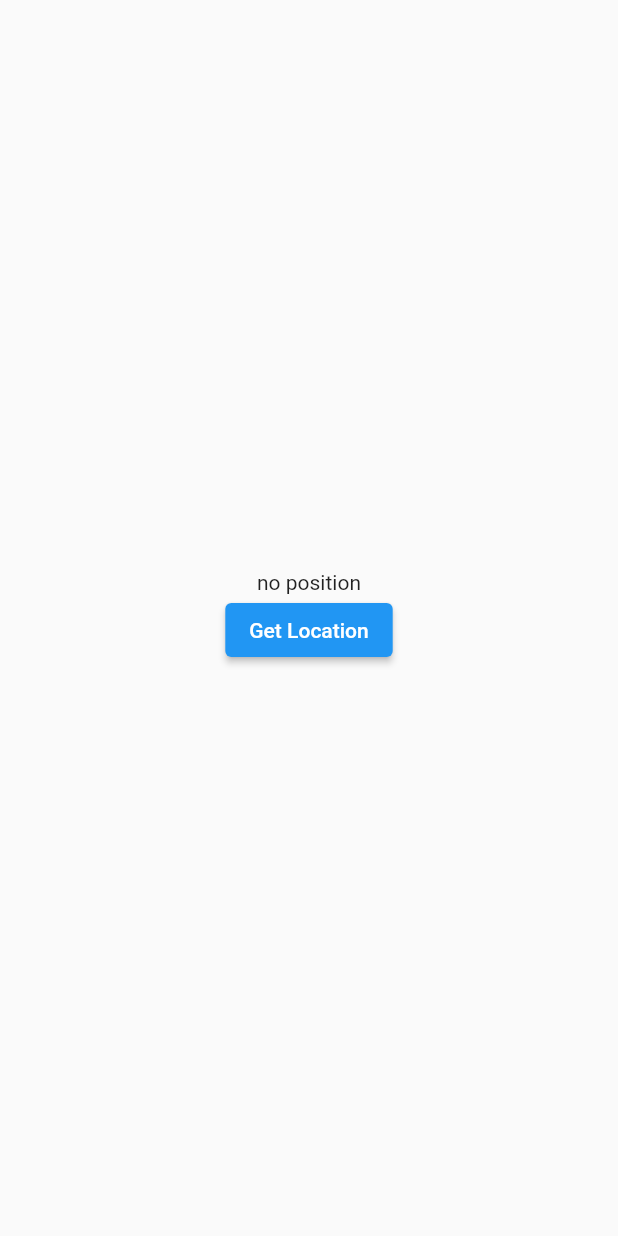
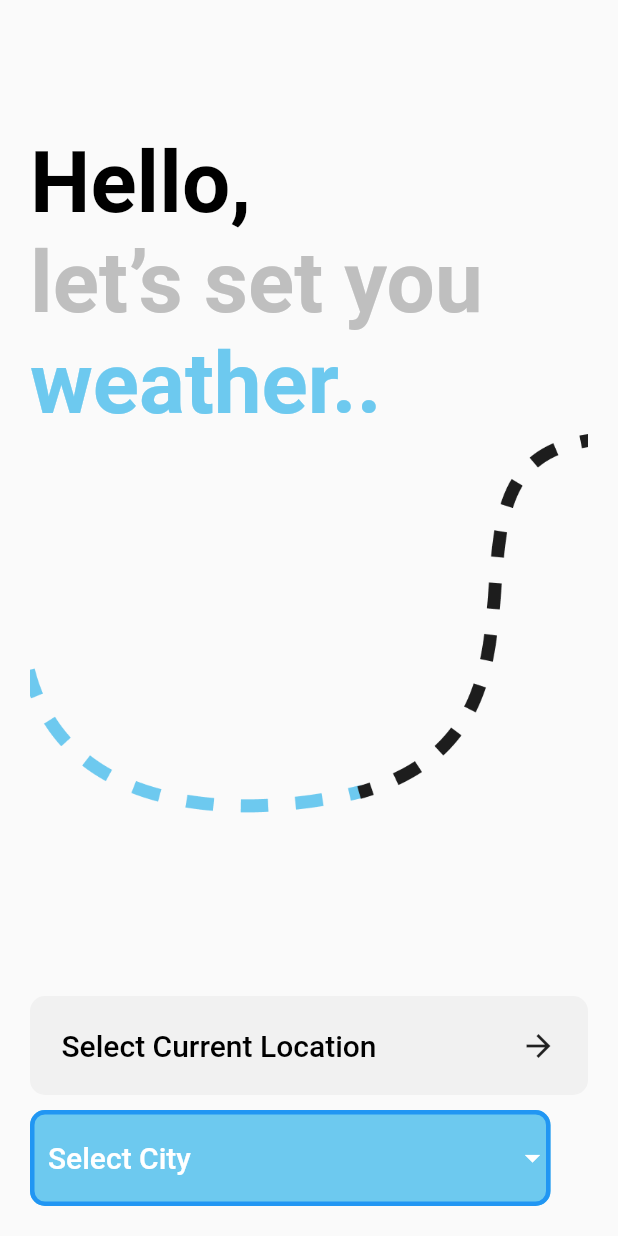
Before and after one commit to usamakhan09/Weatherapp, a Flutter app: the screen it shows after launch, on a phone screen of 412 x 824 dp. Run offline on Flutter 3.47's test engine with Material 2 defaults, Android fonts, the phone set to English and light mode, and no system bars; our stand-ins replace geolocator; Roboto replaces fonts that are missing (Poppins).

Commit message:
Homescren name changed to Landing screen UI of Landing screen compeleted

```diff
--- /dev/null
+++ b/lib/screens/landing/homescreenveiw.dart
@@ -0,0 +1,88 @@
+import 'package:flutter/cupertino.dart';
+import 'package:flutter/material.dart';
+import 'package:weatherapp/screens/selectCityScreen/selectCityveiw.dart';
+import 'package:weatherapp/widgets/appButton.dart';
+class LandingScreenVeiw extends StatefulWidget {
+  const LandingScreenVeiw({Key? key}) : super(key: key);
+
+  @override
+  State<LandingScreenVeiw> createState() => _LandingScreenVeiwState();
+}
+
+class _LandingScreenVeiwState extends State<LandingScreenVeiw> {
+  @override
+  Widget build(BuildContext context) {
+    List<String> cities=['Select City','karachi','lahore','islamabad'];
+    String? selecteditem='Select City';
+    return Scaffold(
+      body:
+      Container(
+        margin: EdgeInsets.only(top: 68),
+        padding: EdgeInsets.all(20),
+        child: Column(
+          crossAxisAlignment: CrossAxisAlignment.start,
+          children: [
+            // SizedBox(height: 100,),
+            Text("Hello,",style: TextStyle(color: Colors.black,fontSize: 57,fontWeight: FontWeight.w600,fontFamily: 'Poppins'),),
+            Text("let’s set you",style: TextStyle(color: Color(0xffBFBFBF),fontSize: 57,fontWeight: FontWeight.w600,fontFamily: 'Poppins')),
+            Text("weather..",style: TextStyle(color: Color(0xff6DC9EF),fontSize: 57,fontWeight: FontWeight.w600,fontFamily: 'Poppins')),
+            Image.asset("assets/images/line.png"),
+            Spacer(),
+            Appbutton(textColor: 0xff000000, buttoncolor: 0xffF1F1F1, label: "Select Current Location", onPress: (){
+              Navigator.of(context)
+                  .push(
+                  MaterialPageRoute(builder: (_) => const SelectCityVeiw()));
+            }),
+            SizedBox(height: 10,),
+            Container(
+              decoration: BoxDecoration(
+                borderRadius: BorderRadius.circular(10),
+                color: Color(0xff6DC9EF),
+              ),
+              // color: Color(0xff6DC9EF),
+              width: 347,
+              child: DropdownButtonFormField<String>(
+                dropdownColor: Color(0xff6DC9EF),
+                iconEnabledColor: Colors.white,
+                decoration: InputDecoration(
+                  // fillColor: Color(0xff6DC9EF),
+                  enabledBorder:OutlineInputBorder(
+                            borderRadius: BorderRadius.circular(10),
+                            borderSide: BorderSide(width: 3,color:Colors.blue,)
+
+                          ),
+                ),
+                  // decoration: InputDecoration(
+                  //       enabledBorder:OutlineInputBorder(
+                  //         borderRadius: BorderRadius.circular(10),
+                  //         borderSide: BorderSide(width: 3,color:Colors.blue,)
+                  //
+                  //       ),
+                value: selecteditem,
+                items:cities.map((item) => DropdownMenuItem<String>(
+                  value: item,
+                    child:Text(item,style: TextStyle(fontSize: 20,color: Colors.white,fontWeight: FontWeight.w500,fontFamily: 'Poppins'),),
+                )).toList(),
+                onChanged: (item)=>setState(()=>selecteditem=item),
+
+              )
+              // DropdownButtonFormField<String>(
+              //   decoration: InputDecoration(
+              //     enabledBorder:OutlineInputBorder(
+              //       borderRadius: BorderRadius.circular(10),
+              //       borderSide: BorderSide(width: 3,color:Colors.blue,)
+              //
+              //     ),
+              //   )
+              //   items: cities,
+              //   value: selecteditem,
+              //   onChanged: ,
+              // ),
+            ),
+
+          ],
+        ),
+      ),
+    );
+  }
+}
--- a/lib/screens/myappveiw.dart
+++ b/lib/screens/myappveiw.dart
@@ -1,12 +1,13 @@
 import 'package:flutter/material.dart';
-import 'package:weatherapp/screens/splash/splashScreenVeiwmodel.dart';
+import 'package:weatherapp/screens/landing/homescreenveiw.dart';
 class MyApp extends StatelessWidget {
   const MyApp({Key? key}) : super(key: key);
 
   @override
   Widget build(BuildContext context) {
-    return  MaterialApp(
-      home: SplashScreen1(),
+    return   MaterialApp(
+      // home: SplashScreen1(),
+      home: LandingScreenVeiw(),
       debugShowCheckedModeBanner: false,
     );
   }
--- /dev/null
+++ b/lib/screens/selectCityScreen/selectCityveiw.dart
@@ -0,0 +1,10 @@
+import 'package:flutter/material.dart';
+
+class SelectCityVeiw extends StatelessWidget {
+  const SelectCityVeiw({Key? key}) : super(key: key);
+
+  @override
+  Widget build(BuildContext context) {
+    return Container();
+  }
+}
--- /dev/null
+++ b/lib/widgets/appButton.dart
@@ -0,0 +1,39 @@
+import 'package:flutter/material.dart';
+
+class  Appbutton extends StatelessWidget {
+  final String label;
+  final GestureTapCallback onPress;
+  final int buttoncolor;
+  final int textColor;
+  const Appbutton({required this.textColor,required this.buttoncolor,required this.label,required this.onPress});
+
+  @override
+  Widget build(BuildContext context) {
+    return Row(
+      children: [
+        Expanded(
+          child:
+          Container(
+            alignment: Alignment.centerLeft,
+            margin: const EdgeInsets.only(top :10),
+            padding: const EdgeInsets.all(20),
+            decoration:  BoxDecoration(
+                color:  Color(buttoncolor),
+                border: Border.all( color:  Color(buttoncolor),width: 1),
+                borderRadius: BorderRadius.circular(10)),
+            child: GestureDetector(
+              onTap: onPress,
+              child: Row(
+                children: [
+                  Text(label,style:  TextStyle(color: Color(textColor),fontSize: 20,fontWeight: FontWeight.w500,fontFamily: 'Poppins')),
+                  Spacer(),
+                  Icon(Icons.arrow_forward),
+                ],
+              ),
+            ),
+          ),
+        ),
+      ],
+    );
+  }
+}
```
Also changed, not shown: assets/images/line.png (added).
